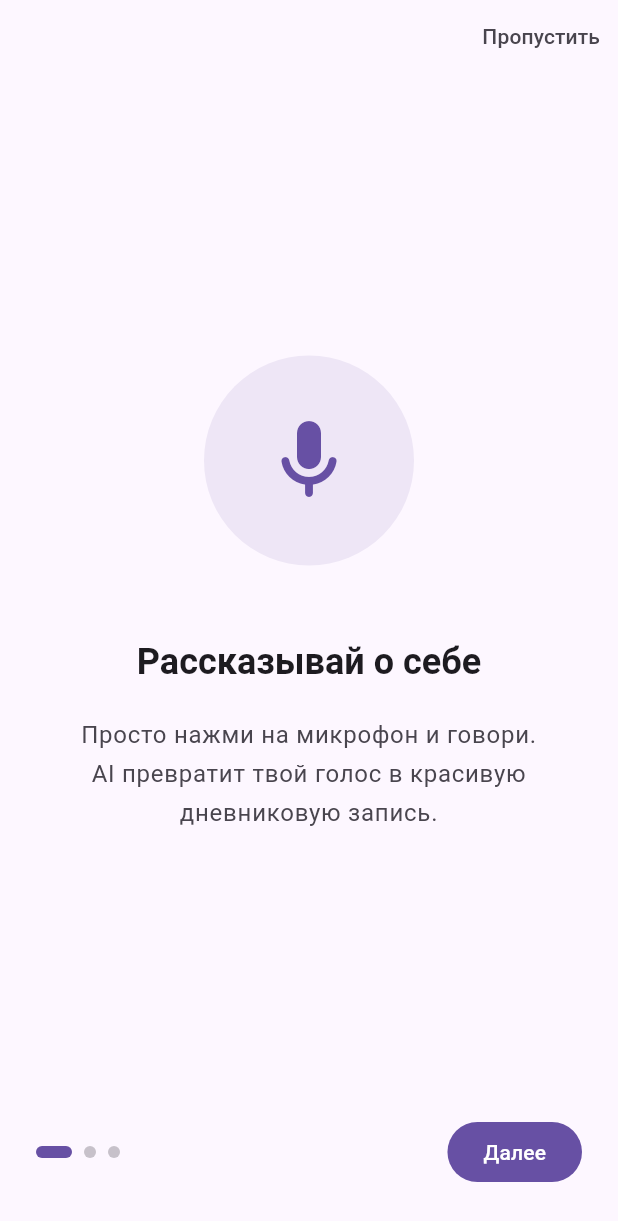
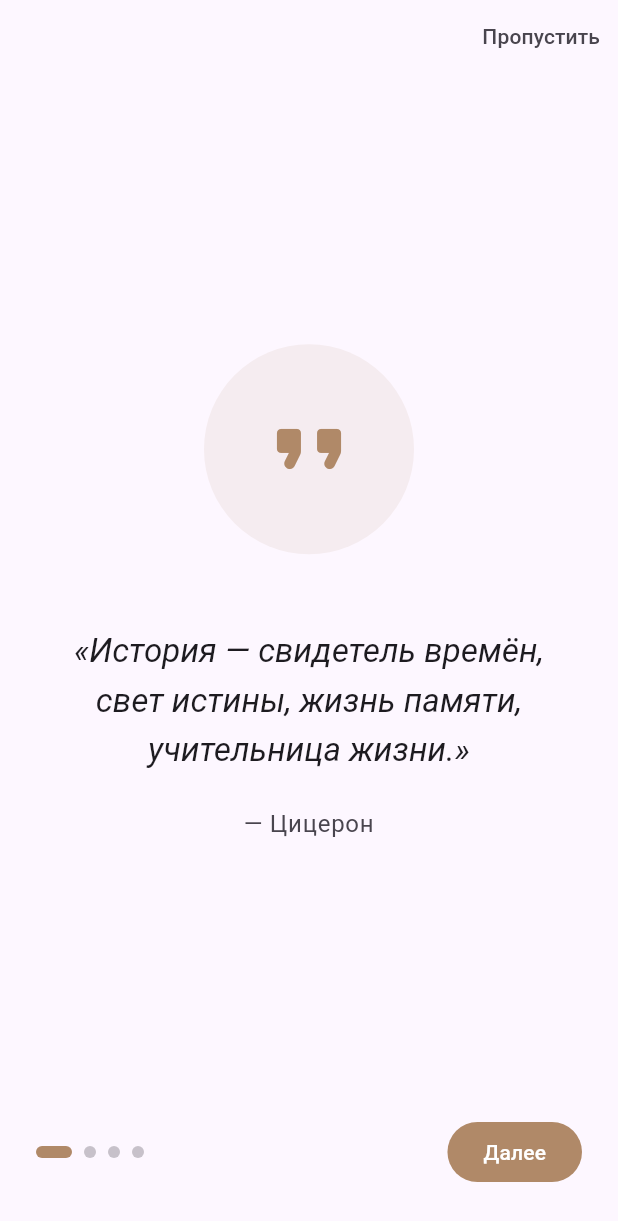
Before and after one commit to almazuasimov-cell/moy-put, a Flutter app: the screen it shows after launch, on a phone screen of 412 x 824 dp. Shown: the top 1221 px of the screen. Run offline on Flutter 3.47's test engine with Material 3 defaults, Android fonts, the phone set to English and light mode, and no system bars; our stand-ins replace audioplayers, fl_chart, flutter_local_notifications, open_filex, package_info_plus, permission_handler and 2 more; missing offline and left inert: record; network calls fail.

Commit message:
Экран приветствия с цитатой + обновление лендинга
Онбординг: первая страница теперь показывает случайную цитату про
память/историю (Цицерон, Маркес, Сантаяна, Кьеркегор) перед разбором
функций приложения.

Лендинг: переписан заголовок/подзаголовок, кнопки скачивания теперь
ведут на реальный APK вместо заглушки "#", убрана несуществующая
кнопка App Store.

APK 2.3.3+233.

Co-Authored-By: Claude Sonnet 5 <noreply@anthropic.com>

```diff
--- a/flutter_app/lib/onboarding_screen.dart
+++ b/flutter_app/lib/onboarding_screen.dart
@@ -1,9 +1,32 @@
-/// Онбординг — 3 экрана при первом запуске
+/// Онбординг — 4 экрана при первом запуске (цитата + 3 про функции)
+import 'dart:math';
 import 'package:flutter/material.dart';
 import 'package:shared_preferences/shared_preferences.dart';
 import 'api_service.dart';
 import 'auth_screen.dart';
 import 'config.dart';
+
+/// Цитаты про память, историю и личный путь — задают тон перед разбором
+/// функций приложения. Первая страница онбординга выбирается случайно
+/// из этого списка при каждом первом запуске.
+const _quotes = [
+  (
+    text: 'История — свидетель времён, свет истины, жизнь памяти, учительница жизни.',
+    author: 'Цицерон',
+  ),
+  (
+    text: 'Жизнь — не то, что прожил человек, а то, что он помнит и как помнит, чтобы рассказать.',
+    author: 'Габриэль Гарсиа Маркес',
+  ),
+  (
+    text: 'Тот, кто не помнит своего прошлого, обречён пережить его снова.',
+    author: 'Джордж Сантаяна',
+  ),
+  (
+    text: 'Жизнь можно понять, лишь оглядываясь назад, но прожить её нужно, глядя вперёд.',
+    author: 'Сёрен Кьеркегор',
+  ),
+];
 
 class OnboardingScreen extends StatefulWidget {
   const OnboardingScreen({super.key});
@@ -15,23 +38,35 @@ class OnboardingScreen extends StatefulWidget {
 class _OnboardingScreenState extends State<OnboardingScreen> {
   final _pageController = PageController();
   int _currentPage = 0;
+  late final List<_OnboardingPage> _pages;
 
-  static const _pages = [
+  @override
+  void initState() {
+    super.initState();
+    final quote = _quotes[Random().nextInt(_quotes.length)];
+    _pages = [
       _OnboardingPage(
+        icon: Icons.format_quote_rounded,
+        title: quote.text,
+        description: '— ${quote.author}',
+        color: const Color(0xFFB08968),
+        isQuote: true,
+      ),
+      const _OnboardingPage(
         icon: Icons.mic_rounded,
         title: 'Рассказывай о себе',
         description:
             'Просто нажми на микрофон и говори.\nAI превратит твой голос в красивую\nдневниковую запись.',
         color: Color(0xFF6750A4),
       ),
-    _OnboardingPage(
+      const _OnboardingPage(
         icon: Icons.auto_awesome_rounded,
         title: 'AI анализирует твой путь',
         description:
             'Настроение, теги, темы, вопросы\nдля размышления — AI помогает\nпонять себя глубже.',
         color: Color(0xFF386A20),
       ),
-    _OnboardingPage(
+      const _OnboardingPage(
         icon: Icons.menu_book_rounded,
         title: 'Твоя биография\nрастёт с каждым днём',
         description:
@@ -39,6 +74,7 @@ class _OnboardingScreenState extends State<OnboardingScreen> {
         color: Color(0xFF9C4040),
       ),
     ];
+  }
 
   void _finish() async {
     final prefs = await SharedPreferences.getInstance();
@@ -147,12 +183,14 @@ class _OnboardingPage {
   final String title;
   final String description;
   final Color color;
+  final bool isQuote;
 
   const _OnboardingPage({
     required this.icon,
     required this.title,
     required this.description,
     required this.color,
+    this.isQuote = false,
   });
 
   Widget build(BuildContext context) {
@@ -174,11 +212,17 @@ class _OnboardingPage {
             child: Icon(icon, size: 64, color: color),
           ),
           const SizedBox(height: 48),
-          // Title
+          // Title (цитата — курсивом и чуть меньше, обычный заголовок — жирным)
           Text(
-            title,
+            isQuote ? '«$title»' : title,
             textAlign: TextAlign.center,
-            style: theme.textTheme.headlineSmall?.copyWith(
+            style: isQuote
+                ? theme.textTheme.titleLarge?.copyWith(
+                    fontStyle: FontStyle.italic,
+                    color: theme.colorScheme.onSurface,
+                    height: 1.5,
+                  )
+                : theme.textTheme.headlineSmall?.copyWith(
                     fontWeight: FontWeight.bold,
                     color: theme.colorScheme.onSurface,
                   ),
--- a/flutter_app/pubspec.yaml
+++ b/flutter_app/pubspec.yaml
@@ -1,7 +1,7 @@
 name: moy_put
 description: "Мой путь — AI Voice Diary"
 publish_to: 'none'
-version: 2.3.2+232
+version: 2.3.3+233
 
 environment:
   sdk: ^3.5.0
```
Also changed, not shown: 3 other files. Lines whose indentation alone changed are shown as unchanged.
